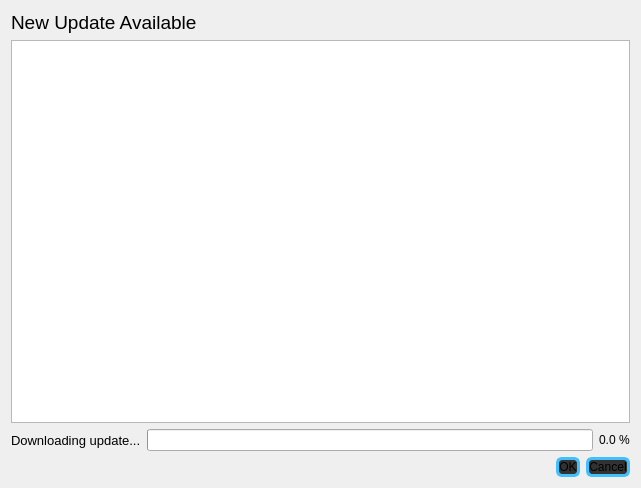
The window that include/ui/UpdaterDialog.ui (alcros33/MHW-Costume-Armor) describes before a commit, drawn with Qt 5.
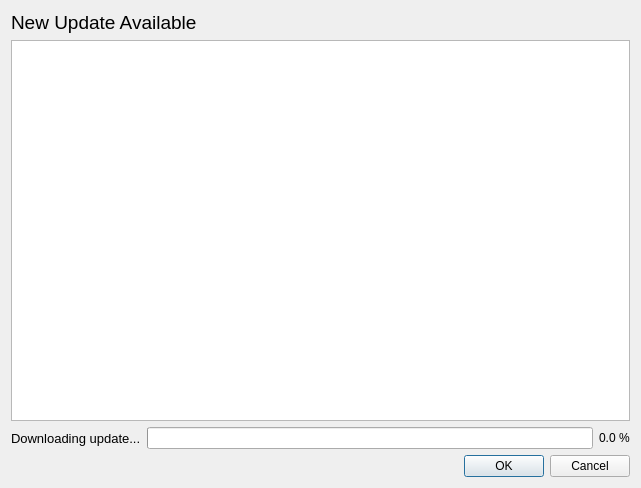
The same window after the commit.

Patch:
```diff
--- a/include/ui/UpdaterDialog.ui
+++ b/include/ui/UpdaterDialog.ui
@@ -14,32 +14,7 @@
    <string>Update Available</string>
   </property>
   <property name="styleSheet">
-   <string notr="true">QPushButton:hover:!pressed:enabled
-{
-	background-color :rgb(66, 192, 251);
-	border: 3px solid rgb(48, 73, 157);
-}
-
-QPushButton
-{
-font: 11pt &quot;MS Shell Dlg 2&quot;;
-border: 3px solid #42c0fb;
-background-color: rgb(50, 50, 50);
- border-radius: 6px;
-}
-
-QPushButton:pressed {
-background-color :rgb(48, 73, 157);
-border: 3px solid rgb(26, 40, 86);
-
-}
-
-QPushButton:disabled {
-background-color : rgba(50, 50, 50, 150);
-border: 1px solid rgba(66, 192, 251, 150);
-color: rgba(255,255,255,100);
-
-}</string>
+   <string notr="true"/>
   </property>
   <layout class="QVBoxLayout" name="verticalLayout">
    <item>
```
